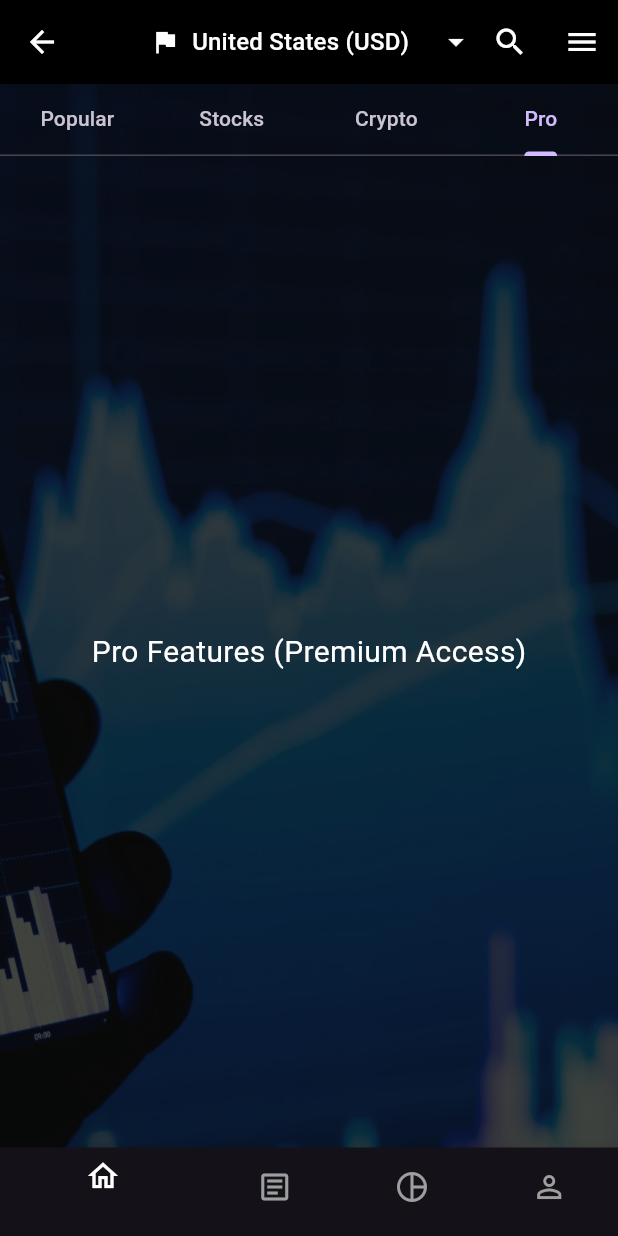
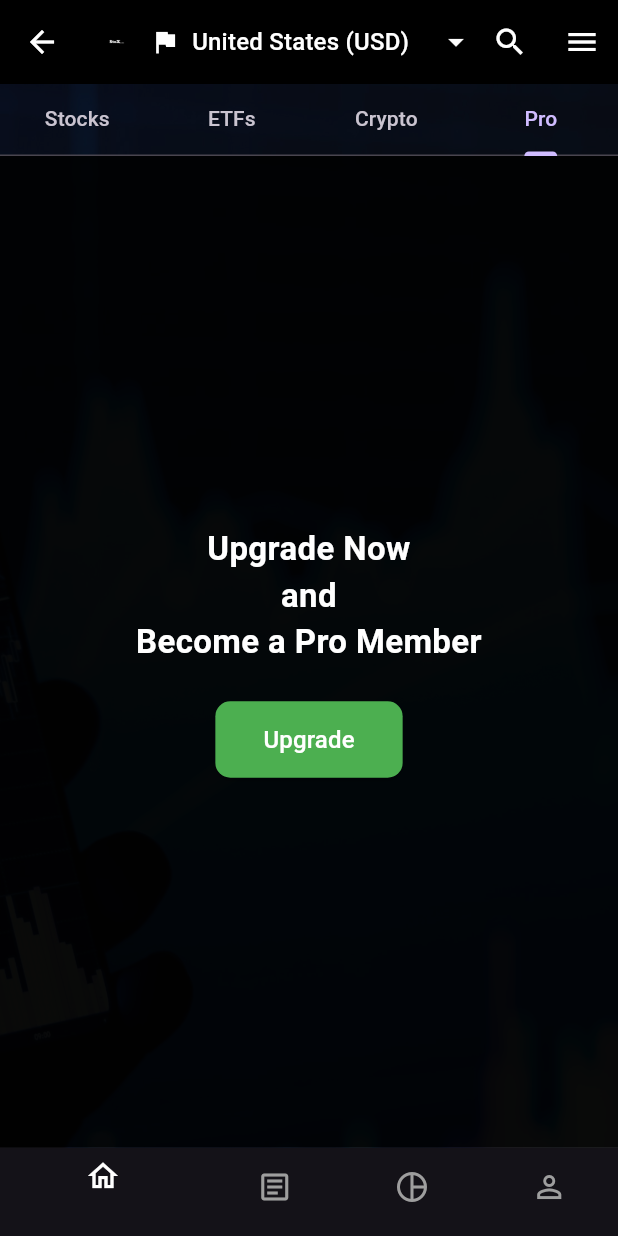
Before and after one commit to Eslam-Aly/StoX, a Flutter app: the HomePage screen opened by its route, tab 4 chosen, on a phone screen of 412 x 824 dp. Run offline on Flutter 3.47's test engine with Material 3 defaults, Android fonts, the phone set to English and light mode, and no system bars; our stand-ins replace fl_chart; network calls fail.

```diff
--- a/lib/main.dart
+++ b/lib/main.dart
@@ -32,7 +32,6 @@ class MyApp extends StatelessWidget {
       // Application routes configuration
       initialRoute: '/login',
       routes: {
-        '/': (context) => const HomePage(),
         '/home': (context) => const HomePage(),
         '/login': (context) => const LoginScreen(),
         '/signup': (context) => const SignupScreen(),
--- a/lib/screens/login_screen.dart
+++ b/lib/screens/login_screen.dart
@@ -6,6 +6,7 @@ import 'package:flutter/material.dart';
 import '../services/auth_service.dart';
 import 'signup_screen.dart';
 import '../widgets/background_wrapper.dart';
+import 'stock_list_screen.dart';
 
 class LoginScreen extends StatefulWidget {
   const LoginScreen({super.key});
@@ -32,7 +33,7 @@ class _LoginScreenState extends State<LoginScreen> {
     });
 
     if (success) {
-      // Navigate to home screen after login
+      // Navigate to main app screen after login
       Navigator.pushReplacementNamed(context, '/home');
     }
   }
--- a/lib/screens/stock_list_screen.dart
+++ b/lib/screens/stock_list_screen.dart
@@ -1,5 +1,5 @@
 import 'package:flutter/material.dart';
-import '../stock_tabs/popular_tab.dart';
+import '../stock_tabs/etf_tab.dart';
 import '../stock_tabs/stocks_tab.dart';
 import '../stock_tabs/crypto_tab.dart';
 import '../stock_tabs/pro_tab.dart';
@@ -36,8 +36,9 @@ class StockListScreen extends StatelessWidget {
                 // Tab navigation bar
                 const TabBar(
                   tabs: [
-                    Tab(text: 'Popular'),
+
                     Tab(text: 'Stocks'),
+                    Tab(text: 'ETFs'),
                     Tab(text: 'Crypto'),
                     Tab(text: 'Pro'),
                   ],
@@ -46,8 +47,8 @@ class StockListScreen extends StatelessWidget {
                 const Expanded(
                   child: TabBarView(
                     children: [
-                      PopularTab(),
                       StocksTab(),
+                      EtfTab(),
                       CryptoTab(),
                       ProTab(),
                     ],
--- a/lib/services/stock_service.dart
+++ b/lib/services/stock_service.dart
@@ -7,7 +7,7 @@ import 'package:http/http.dart' as http;
 /// Service for fetching stock data from Finnhub API.
 class StockService {
   // Finnhub API Key
-  static const String _apiKey = 'd1dhgehr01qn1ojnmdcgd1dhgehr01qn1ojnmdd0';
+  static const String _apiKey = 'd1i23dpr01qhsrhcrmdgd1i23dpr01qhsrhcrme0';
 
   // In-memory cache to store stock data per symbol
   static final Map<String, Map<String, dynamic>> _stockCache = {};
--- a/lib/stock_tabs/pro_tab.dart
+++ b/lib/stock_tabs/pro_tab.dart
@@ -7,12 +7,41 @@ class ProTab extends StatelessWidget {
 
   @override
   Widget build(BuildContext context) {
-    return const Center(
-      child: Text(
-        'Pro Features (Premium Access)', // Placeholder message
-        style: TextStyle(
-          color: Colors.white, // Text color set to white for contrast
-          fontSize: 20,        // Font size for visibility
+    return Container(
+      width: double.infinity,
+      height: double.infinity,
+      color: Colors.black.withOpacity(0.85), // Dimmed background
+      child: Center(
+        child: Column(
+          mainAxisSize: MainAxisSize.min,
+          children: [
+            Text(
+              'Upgrade Now\nand\nBecome a Pro Member',
+              textAlign: TextAlign.center,
+              style: TextStyle(
+                color: Colors.white,
+                fontSize: 22,
+                fontWeight: FontWeight.bold,
+              ),
+            ),
+            SizedBox(height: 24),
+            ElevatedButton(
+              onPressed: () {
+                // You can later add logic here to redirect to upgrade screen
+              },
+              style: ElevatedButton.styleFrom(
+                backgroundColor: Colors.green,
+                padding: EdgeInsets.symmetric(horizontal: 32, vertical: 14),
+                shape: RoundedRectangleBorder(
+                  borderRadius: BorderRadius.circular(10),
+                ),
+              ),
+              child: Text(
+                'Upgrade',
+                style: TextStyle(color: Colors.white, fontSize: 16),
+              ),
+            ),
+          ],
         ),
       ),
     );
--- a/lib/widgets/custom_app_bar.dart
+++ b/lib/widgets/custom_app_bar.dart
@@ -23,13 +23,9 @@ class CustomAppBar extends StatelessWidget implements PreferredSizeWidget {
   Widget build(BuildContext context) {
     return AppBar(
       // App title/logo
-      title: const Text(
-        'StoX',
-        style: TextStyle(
-          fontWeight: FontWeight.bold,
-          color: Colors.white,
-          fontSize: 26,
-        ),
+      title: Image.asset(
+        'assets/images/logo.png',
+        height: 40,
       ),
       backgroundColor: Colors.transparent,
       elevation: 0,
```
Also changed, not shown: lib/screens/news_screen.dart (+6 -6 lines), lib/screens/portfolio_screen.dart (+2 -17 lines), lib/screens/profile_screen.dart (+107 -26 lines), lib/stock_tabs/etf_tab.dart (renamed from lib/stock_tabs/popular_tab.dart, +10 -10 lines), 1 other file.
